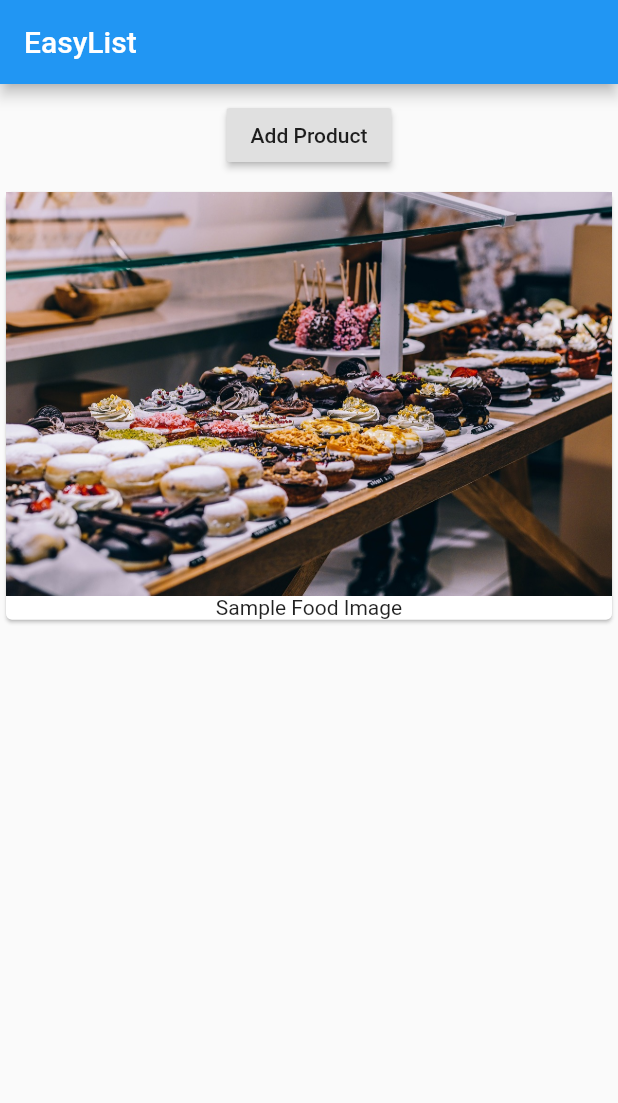
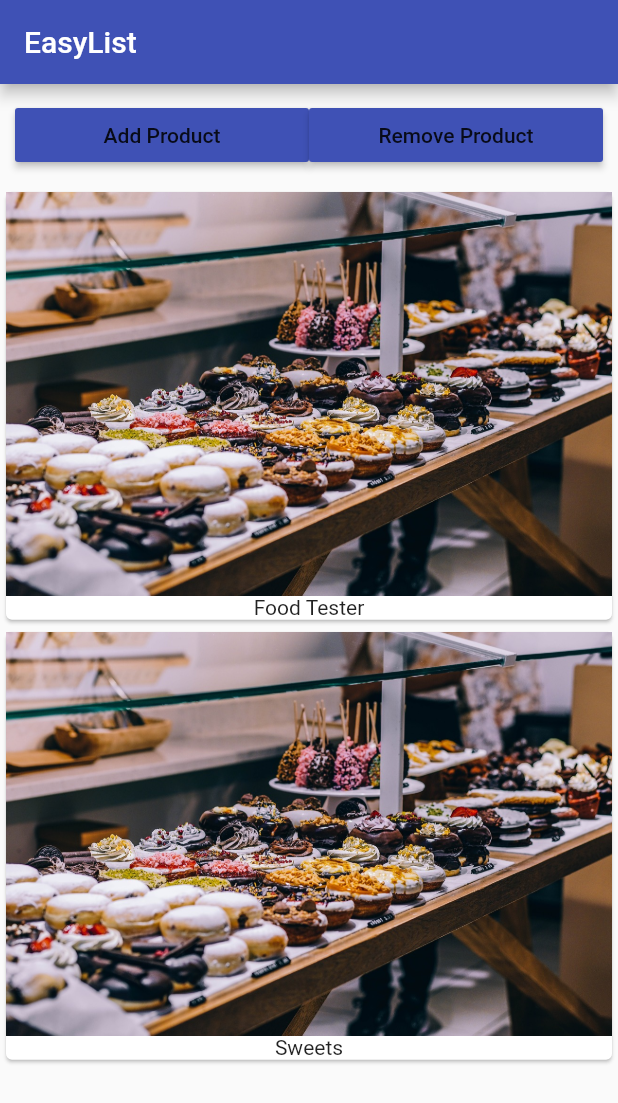
Before and after one commit to niranjanshankar/Flutter_sample_app, a Flutter app: the screen it shows after launch, after a tap on "Add Product", on a phone screen of 412 x 824 dp. Shown: the top 1103 px of the screen. Run offline on Flutter 3.47's test engine with Material 2 defaults, Android fonts, the phone set to English and light mode, and no system bars.

Commit message:
until section 5 - lists & conditionals

```diff
--- a/lib/main.dart
+++ b/lib/main.dart
@@ -1,60 +1,26 @@
-// import a sub-package material.dart from flutter package
-// This material.dart contains StetelessWidget which we use in our app
 import 'package:flutter/material.dart';
+import './product_manager.dart';
+// import 'package:flutter/rendering.dart';
 
 main() {
-  // runApp calls the widget UdemyCourseApp
-  // without inserting the widgets inside main, you cannot render them in UI.
+  // debugPaintSizeEnabled = true;
   runApp(UdemyCourseApp());
 }
-// This can also be written as main() => runApp(UdemyCourseApp());
 
-// create a root Widget
-// which extends StatelessWidget
-// Every class has to extend a widget and build some properties so that
-// dart understands that this class is a widget that can be rendered in UI
 class UdemyCourseApp extends StatelessWidget {
-  // Every class MUST have a build() method
-  // The only param for build is context
-  // build() MUST return a result.
-  // Widget & BuildContext - These are data types of the method and argument respectively.
   @override
-  // We override the build method of StetelessWidget. The code works without this code.
   Widget build(BuildContext context) {
-    // MaterialApp is a spaciel widget shipped with Fluitter
-    // to wrap our apps and provide all themes, navigators etc.
-    // Now configure MaterialApp() object (this MaterialApp() is a constructor of the MaterialApp class) to do something
-
-    // MaterialApp() requires named arguments
-    // Scaffold creates a wrapper widget for all widgets
-    // The app contains an appBar (which is again a widget which accepts another widget called Title)
-    // The title widget accepts another widget Text, which accepts a string.
-
-    // To get a list of widgets/arguments a widget accepts, just type Ctrl+space from inside the paranthesis ()
     return MaterialApp(
+      // debugShowMaterialGrid: true,
+      theme:ThemeData(
+        primarySwatch: Colors.indigo
+      ),
       home: Scaffold(
-          appBar: AppBar(
-            title: Text('EasyList'),
-          ),
-          body: Column(
-            children: <Widget>[
-              Container(
-                margin: EdgeInsets.all(10.0),
-                child: RaisedButton(
-                  onPressed: () {},
-                  child: Text('Add Product'),
-                ),
-              ),
-              Card(
-                child: Column(
-                  children: <Widget>[
-                    Image.asset('assets/food.jpg'),
-                    Text('Sample Food Image')
-                  ],
-                ),
-              ),
-            ],
-          )),
+        appBar: AppBar(
+          title: Text('EasyList'),
+        ),
+        body: ProductManager(startingProduct: 'Food Tester'),
+      ),
     );
   }
 }
--- /dev/null
+++ b/lib/product_control.dart
@@ -0,0 +1,35 @@
+import 'package:flutter/material.dart';
+
+class ProducControl extends StatelessWidget {
+  final Function addProduct;
+  final Function removeProduct;
+
+  ProducControl(this.addProduct, this.removeProduct);
+
+  @override
+  Widget build(BuildContext context) {
+    return Row(
+      // mainAxisAlignment: MainAxisAlignment.spaceBetween,
+      children: <Widget>[
+        new Expanded(
+          child: RaisedButton(
+            color: Theme.of(context).primaryColor,
+            onPressed: () {
+              this.addProduct('Sweets');
+            },
+            child: Text('Add Product'),
+          ),
+        ),
+        new Expanded(
+          child: RaisedButton(
+            color: Theme.of(context).primaryColor,
+            onPressed: () {
+              this.removeProduct('Sweets');
+            },
+            child: Text('Remove Product'),
+          ),
+        )
+      ],
+    );
+  }
+}
--- /dev/null
+++ b/lib/product_manager.dart
@@ -0,0 +1,54 @@
+import 'package:flutter/material.dart';
+
+import './products.dart';
+import './product_control.dart';
+
+class ProductManager extends StatefulWidget {
+  final String startingProduct;
+
+  ProductManager({this.startingProduct});
+
+  @override
+  State<StatefulWidget> createState() {
+    return _ProductManagerState();
+  }
+}
+
+class _ProductManagerState extends State<ProductManager> {
+  List<String> _products = [];
+
+  @override
+  void initState() {
+    super.initState();
+    if(widget.startingProduct != null){
+      _products.add(widget.startingProduct);
+    }
+  }
+
+  void _addProduct(product) {
+    setState(() {
+      _products.add(product);
+    });
+  }
+
+  void _removeProduct(product) {
+    setState(() {
+      _products.remove(product);
+    });
+  }
+
+  @override
+  Widget build(BuildContext context) {
+    return Column(
+      children: <Widget>[
+        Container(
+          margin: EdgeInsets.all(10.0),
+          child: ProducControl(_addProduct, _removeProduct),
+        ),
+        Expanded(
+          child: Products(_products),
+        ),
+      ],
+    );
+  }
+}
--- /dev/null
+++ b/lib/products.dart
@@ -0,0 +1,40 @@
+import 'package:flutter/material.dart';
+
+class Products extends StatelessWidget {
+  final List<String> products;
+
+// SHORTCUT TO CREATE A CONSTRUCTUR THAT GETS AN INPUT AND WRITES IT TO LOCAL PROPERTY
+  Products(this.products);
+
+  Widget _buildProductItem(BuildContext context, int index) {
+    return Card(
+      child: Column(
+        children: <Widget>[
+          Image.asset('assets/food.jpg'),
+          Text(products[index])
+        ],
+      ),
+    );
+  }
+
+  Widget _buildProductList() {
+    Widget productCard;
+    if (products.length > 0) {
+      productCard = ListView.builder(
+        itemBuilder: _buildProductItem,
+        itemCount: products.length,
+      );
+    } else {
+      productCard = Center(
+        child: Text('No products found'),
+      );
+    }
+
+    return productCard;
+  }
+
+  @override
+  Widget build(BuildContext context) {
+    return _buildProductList();
+  }
+}
```
